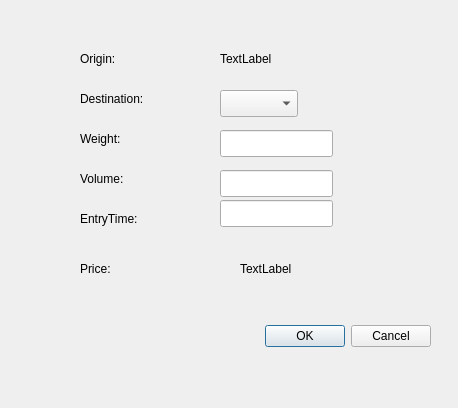
Qt form UI Files/KPS_Mail_Item.ui (maximustann/SWEN301) before a commit.
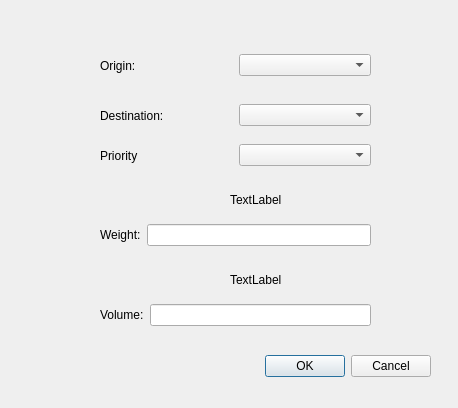
The same form after that commit.

The edit to the form file:
```diff
--- a/UI Files/KPS_Mail_Item.ui
+++ b/UI Files/KPS_Mail_Item.ui
@@ -17,7 +17,7 @@
    <property name="geometry">
     <rect>
      <x>90</x>
-     <y>320</y>
+     <y>350</y>
      <width>341</width>
      <height>32</height>
     </rect>
@@ -32,149 +32,141 @@
     <set>QDialogButtonBox::Cancel|QDialogButtonBox::Ok</set>
    </property>
   </widget>
-  <widget class="QLabel" name="label">
-   <property name="geometry">
-    <rect>
-     <x>80</x>
-     <y>50</y>
-     <width>66</width>
-     <height>17</height>
-    </rect>
-   </property>
-   <property name="text">
-    <string>Origin:</string>
-   </property>
-  </widget>
-  <widget class="QLabel" name="label_2">
-   <property name="geometry">
-    <rect>
-     <x>80</x>
-     <y>90</y>
-     <width>91</width>
-     <height>17</height>
-    </rect>
-   </property>
-   <property name="text">
-    <string>Destination:</string>
-   </property>
-  </widget>
-  <widget class="QLabel" name="label_3">
-   <property name="geometry">
-    <rect>
-     <x>80</x>
-     <y>130</y>
-     <width>66</width>
-     <height>17</height>
-    </rect>
-   </property>
-   <property name="text">
-    <string>Weight:</string>
-   </property>
-  </widget>
-  <widget class="QLabel" name="label_4">
-   <property name="geometry">
-    <rect>
-     <x>80</x>
-     <y>170</y>
-     <width>66</width>
-     <height>17</height>
-    </rect>
-   </property>
-   <property name="text">
-    <string>Volume:</string>
-   </property>
-  </widget>
-  <widget class="QLabel" name="label_5">
-   <property name="geometry">
-    <rect>
-     <x>80</x>
-     <y>210</y>
-     <width>81</width>
-     <height>17</height>
-    </rect>
-   </property>
-   <property name="text">
-    <string>EntryTime:</string>
-   </property>
-  </widget>
   <widget class="QLabel" name="label_6">
    <property name="geometry">
     <rect>
-     <x>80</x>
-     <y>260</y>
-     <width>66</width>
-     <height>17</height>
+     <x>230</x>
+     <y>190</y>
+     <width>141</width>
+     <height>20</height>
     </rect>
    </property>
    <property name="text">
-    <string>Price:</string>
+    <string>TextLabel</string>
    </property>
   </widget>
   <widget class="QLabel" name="label_7">
    <property name="geometry">
     <rect>
-     <x>240</x>
-     <y>260</y>
-     <width>66</width>
-     <height>17</height>
+     <x>230</x>
+     <y>270</y>
+     <width>141</width>
+     <height>20</height>
     </rect>
    </property>
    <property name="text">
     <string>TextLabel</string>
    </property>
   </widget>
-  <widget class="QLineEdit" name="lineEdit_3">
+  <widget class="QWidget" name="">
    <property name="geometry">
     <rect>
-     <x>220</x>
-     <y>130</y>
-     <width>113</width>
-     <height>27</height>
-    </rect>
-   </property>
-  </widget>
-  <widget class="QLineEdit" name="lineEdit_4">
-   <property name="geometry">
-    <rect>
-     <x>220</x>
-     <y>170</y>
-     <width>113</width>
-     <height>27</height>
-    </rect>
-   </property>
-  </widget>
-  <widget class="QLineEdit" name="lineEdit_5">
-   <property name="geometry">
-    <rect>
-     <x>220</x>
-     <y>200</y>
-     <width>113</width>
-     <height>27</height>
-    </rect>
-   </property>
-  </widget>
-  <widget class="QComboBox" name="comboBox_2">
-   <property name="geometry">
-    <rect>
-     <x>220</x>
-     <y>90</y>
-     <width>78</width>
-     <height>27</height>
-    </rect>
-   </property>
-  </widget>
-  <widget class="QLabel" name="label_8">
-   <property name="geometry">
-    <rect>
-     <x>220</x>
+     <x>100</x>
      <y>50</y>
-     <width>66</width>
-     <height>17</height>
+     <width>271</width>
+     <height>31</height>
     </rect>
    </property>
-   <property name="text">
-    <string>TextLabel</string>
+   <layout class="QHBoxLayout" name="horizontalLayout">
+    <item>
+     <widget class="QLabel" name="label">
+      <property name="text">
+       <string>Origin:</string>
+      </property>
+     </widget>
+    </item>
+    <item>
+     <widget class="QComboBox" name="comboBox_3"/>
+    </item>
+   </layout>
+  </widget>
+  <widget class="QWidget" name="">
+   <property name="geometry">
+    <rect>
+     <x>100</x>
+     <y>100</y>
+     <width>271</width>
+     <height>31</height>
+    </rect>
    </property>
+   <layout class="QHBoxLayout" name="horizontalLayout_2">
+    <item>
+     <widget class="QLabel" name="label_2">
+      <property name="text">
+       <string>Destination:</string>
+      </property>
+     </widget>
+    </item>
+    <item>
+     <widget class="QComboBox" name="comboBox_2"/>
+    </item>
+   </layout>
+  </widget>
+  <widget class="QWidget" name="">
+   <property name="geometry">
+    <rect>
+     <x>100</x>
+     <y>220</y>
+     <width>271</width>
+     <height>30</height>
+    </rect>
+   </property>
+   <layout class="QHBoxLayout" name="horizontalLayout_3">
+    <item>
+     <widget class="QLabel" name="label_3">
+      <property name="text">
+       <string>Weight:</string>
+      </property>
+     </widget>
+    </item>
+    <item>
+     <widget class="QLineEdit" name="lineEdit_3"/>
+    </item>
+   </layout>
+  </widget>
+  <widget class="QWidget" name="">
+   <property name="geometry">
+    <rect>
+     <x>100</x>
+     <y>300</y>
+     <width>271</width>
+     <height>30</height>
+    </rect>
+   </property>
+   <layout class="QHBoxLayout" name="horizontalLayout_4">
+    <item>
+     <widget class="QLabel" name="label_4">
+      <property name="text">
+       <string>Volume:</string>
+      </property>
+     </widget>
+    </item>
+    <item>
+     <widget class="QLineEdit" name="lineEdit_4"/>
+    </item>
+   </layout>
+  </widget>
+  <widget class="QWidget" name="">
+   <property name="geometry">
+    <rect>
+     <x>100</x>
+     <y>140</y>
+     <width>271</width>
+     <height>31</height>
+    </rect>
+   </property>
+   <layout class="QHBoxLayout" name="horizontalLayout_5">
+    <item>
+     <widget class="QLabel" name="label_5">
+      <property name="text">
+       <string>Priority</string>
+      </property>
+     </widget>
+    </item>
+    <item>
+     <widget class="QComboBox" name="comboBox"/>
+    </item>
+   </layout>
   </widget>
  </widget>
  <resources/>
```
Left out of the diff: 67 changed lines with no effect on the pictures.
